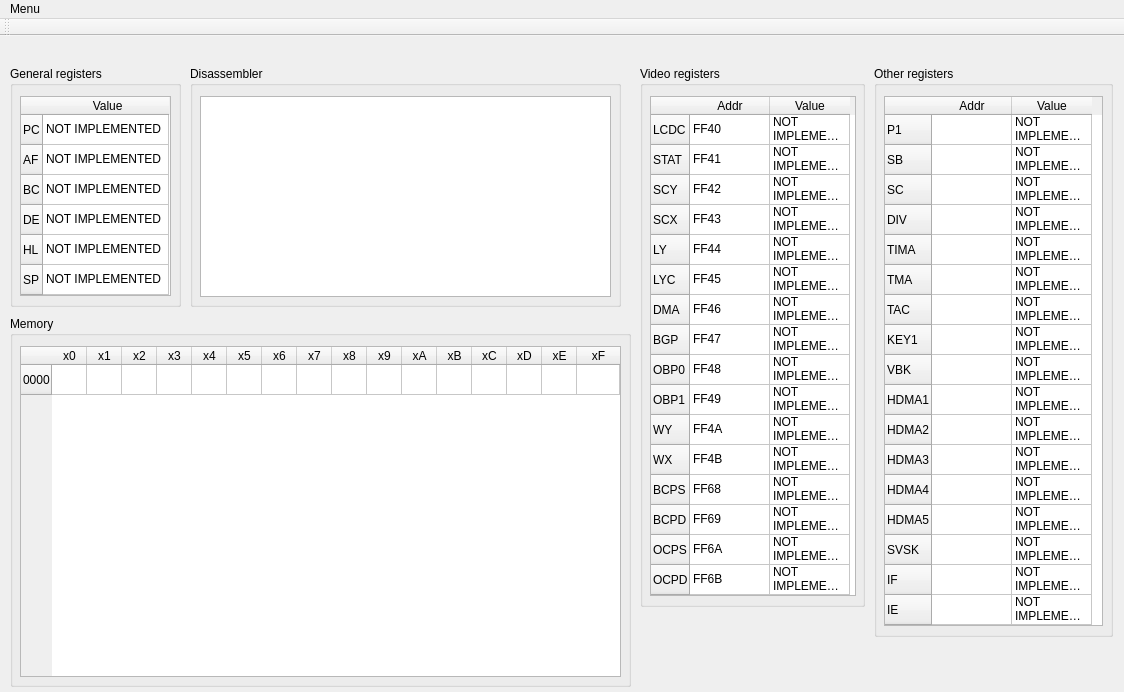
Before: the Qt Designer form GUI/debugwindow.ui in gabkk/Gbemulator, drawn with Qt 5.
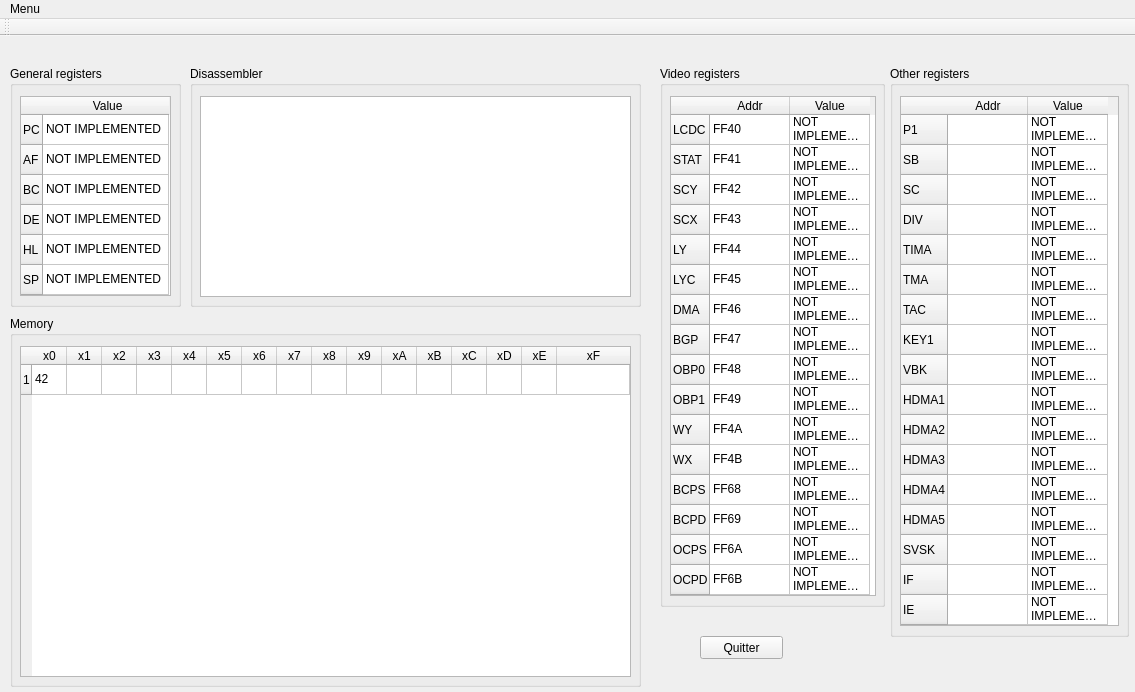
After: the same form once the commit is applied.

Diff of the .ui file:
```diff
--- a/GUI/debugwindow.ui
+++ b/GUI/debugwindow.ui
@@ -6,20 +6,20 @@
    <rect>
     <x>0</x>
     <y>0</y>
-    <width>1124</width>
+    <width>1135</width>
     <height>692</height>
    </rect>
   </property>
   <property name="minimumSize">
    <size>
-    <width>1124</width>
+    <width>1135</width>
     <height>692</height>
    </size>
   </property>
   <property name="maximumSize">
    <size>
-    <width>1124</width>
-    <height>692</height>
+    <width>1135</width>
+    <height>700</height>
    </size>
   </property>
   <property name="windowTitle">
@@ -31,7 +31,7 @@
      <rect>
       <x>10</x>
       <y>280</y>
-      <width>621</width>
+      <width>631</width>
       <height>371</height>
      </rect>
     </property>
@@ -43,7 +43,7 @@
       <rect>
        <x>10</x>
        <y>30</y>
-       <width>601</width>
+       <width>611</width>
        <height>331</height>
       </rect>
      </property>
@@ -53,17 +53,22 @@
      <property name="selectionMode">
       <enum>QAbstractItemView::SingleSelection</enum>
      </property>
+     <property name="rowCount">
+      <number>1</number>
+     </property>
+     <attribute name="horizontalHeaderVisible">
+      <bool>true</bool>
+     </attribute>
      <attribute name="horizontalHeaderDefaultSectionSize">
       <number>35</number>
      </attribute>
      <attribute name="horizontalHeaderStretchLastSection">
       <bool>true</bool>
      </attribute>
-     <row>
-      <property name="text">
-       <string>0000</string>
-      </property>
-     </row>
+     <attribute name="verticalHeaderVisible">
+      <bool>true</bool>
+     </attribute>
+     <row/>
      <column>
       <property name="text">
        <string>x0</string>
@@ -144,6 +149,11 @@
        <string>xF</string>
       </property>
      </column>
+     <item row="0" column="0">
+      <property name="text">
+       <string>42</string>
+      </property>
+     </item>
     </widget>
    </widget>
    <widget class="QGroupBox" name="groupBox_5">
@@ -246,7 +256,7 @@
    <widget class="QGroupBox" name="groupBox_6">
     <property name="geometry">
      <rect>
-      <x>640</x>
+      <x>660</x>
       <y>30</y>
       <width>225</width>
       <height>541</height>
@@ -540,7 +550,7 @@
    <widget class="QGroupBox" name="groupBox_7">
     <property name="geometry">
      <rect>
-      <x>874</x>
+      <x>890</x>
       <y>30</y>
       <width>239</width>
       <height>571</height>
@@ -760,7 +770,7 @@
      <rect>
       <x>190</x>
       <y>30</y>
-      <width>431</width>
+      <width>451</width>
       <height>241</height>
      </rect>
     </property>
@@ -772,7 +782,7 @@
       <rect>
        <x>10</x>
        <y>30</y>
-       <width>411</width>
+       <width>431</width>
        <height>201</height>
       </rect>
      </property>
@@ -811,13 +821,26 @@
      </column>
     </widget>
    </widget>
+   <widget class="QPushButton" name="quitButton">
+    <property name="geometry">
+     <rect>
+      <x>700</x>
+      <y>600</y>
+      <width>83</width>
+      <height>23</height>
+     </rect>
+    </property>
+    <property name="text">
+     <string>Quitter</string>
+    </property>
+   </widget>
   </widget>
   <widget class="QMenuBar" name="menuBar">
    <property name="geometry">
     <rect>
      <x>0</x>
      <y>0</y>
-     <width>1124</width>
+     <width>1135</width>
      <height>20</height>
     </rect>
    </property>
```
